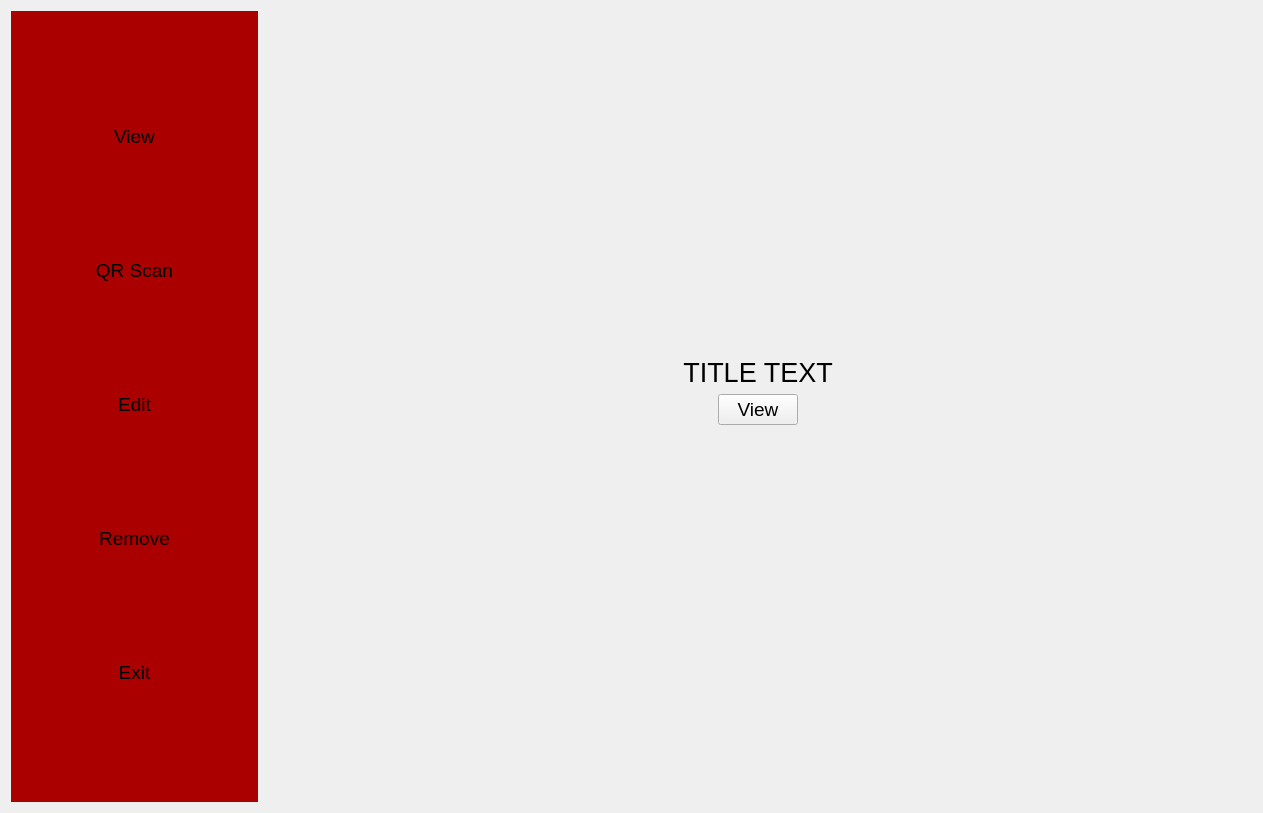
Above: ui/finish.ui from pcdshub/stock-management before the change. Below: the same form after it.
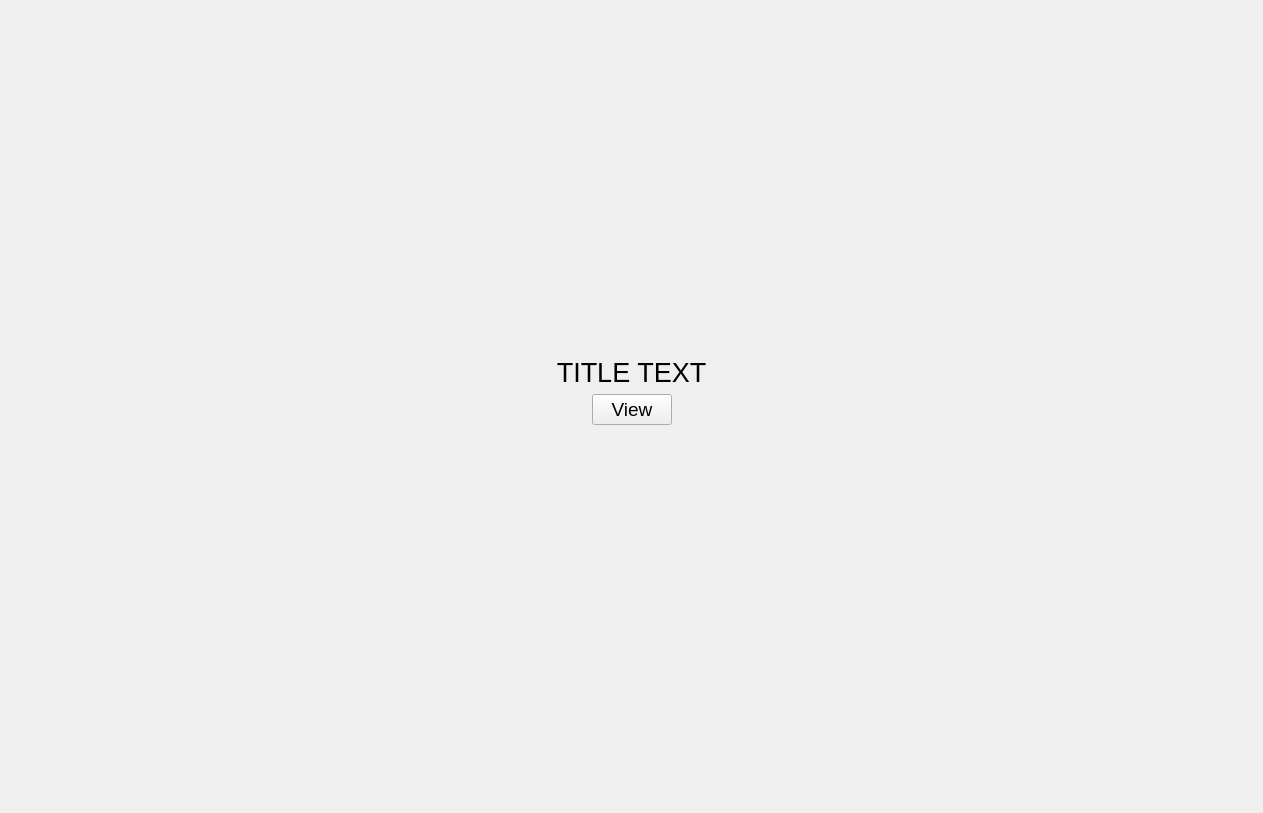
That is the form after the change.

```diff
--- a/ui/finish.ui
+++ b/ui/finish.ui
@@ -16,138 +16,11 @@
     <verstretch>0</verstretch>
    </sizepolicy>
   </property>
-  <layout class="QHBoxLayout" name="horizontalLayout_2" stretch="1,4">
+  <layout class="QVBoxLayout" name="_2" stretch="1,1,1">
    <property name="sizeConstraint">
     <enum>QLayout::SetMaximumSize</enum>
    </property>
    <item>
-    <widget class="QWidget" name="sideUI" native="true">
-     <property name="font">
-      <font>
-       <weight>50</weight>
-       <bold>false</bold>
-      </font>
-     </property>
-     <property name="styleSheet">
-      <string notr="true">#sideUI {
-       background-color: rgb(170, 0, 0);
-       }</string>
-     </property>
-     <layout class="QVBoxLayout" name="verticalLayout">
-      <item>
-       <widget class="QPushButton" name="view_btn">
-        <property name="font">
-         <font>
-          <pointsize>14</pointsize>
-          <weight>50</weight>
-          <bold>false</bold>
-         </font>
-        </property>
-        <property name="styleSheet">
-         <string notr="true">QPushButton {
-          border-radius: 15;
-          }
-          QPushButton:hover {
-          color: grey;
-          }</string>
-        </property>
-        <property name="text">
-         <string>View</string>
-        </property>
-       </widget>
-      </item>
-      <item>
-       <widget class="QPushButton" name="qr_btn">
-        <property name="font">
-         <font>
-          <pointsize>14</pointsize>
-         </font>
-        </property>
-        <property name="styleSheet">
-         <string notr="true">QPushButton {
-	border-radius: 15;
-}
-QPushButton:hover {
-	color: grey;
-}</string>
-        </property>
-        <property name="text">
-         <string>QR Scan</string>
-        </property>
-       </widget>
-      </item>
-      <item>
-       <widget class="QPushButton" name="edit_btn">
-        <property name="font">
-         <font>
-          <pointsize>14</pointsize>
-          <weight>50</weight>
-          <bold>false</bold>
-         </font>
-        </property>
-        <property name="styleSheet">
-         <string notr="true">QPushButton {
-          border-radius: 15;
-          }
-          QPushButton:hover {
-          color: grey;
-          }</string>
-        </property>
-        <property name="text">
-         <string>Edit</string>
-        </property>
-       </widget>
-      </item>
-      <item>
-       <widget class="QPushButton" name="remove_btn">
-        <property name="font">
-         <font>
-          <pointsize>14</pointsize>
-          <weight>50</weight>
-          <bold>false</bold>
-         </font>
-        </property>
-        <property name="styleSheet">
-         <string notr="true">QPushButton {
-          border-radius: 15;
-          }
-          QPushButton:hover {
-          color: grey;
-          }</string>
-        </property>
-        <property name="text">
-         <string>Remove</string>
-        </property>
-       </widget>
-      </item>
-      <item>
-       <widget class="QPushButton" name="exit_btn">
-        <property name="font">
-         <font>
-          <pointsize>14</pointsize>
-          <weight>50</weight>
-          <bold>false</bold>
-         </font>
-        </property>
-        <property name="styleSheet">
-         <string notr="true">QPushButton {
-          border-radius: 15;
-          }
-          QPushButton:hover {
-          color: grey;
-          }</string>
-        </property>
-        <property name="text">
-         <string>Exit</string>
-        </property>
-       </widget>
-      </item>
-     </layout>
-    </widget>
-   </item>
-   <item>
-    <layout class="QVBoxLayout" name="verticalLayout_3" stretch="1,1,1">
-     <item>
       <widget class="QLabel" name="label">
        <property name="font">
         <font>
@@ -219,8 +92,6 @@
         </size>
        </property>
       </spacer>
-     </item>
-    </layout>
    </item>
   </layout>
  </widget>
```
Lines whose indentation alone changed are shown as unchanged.
